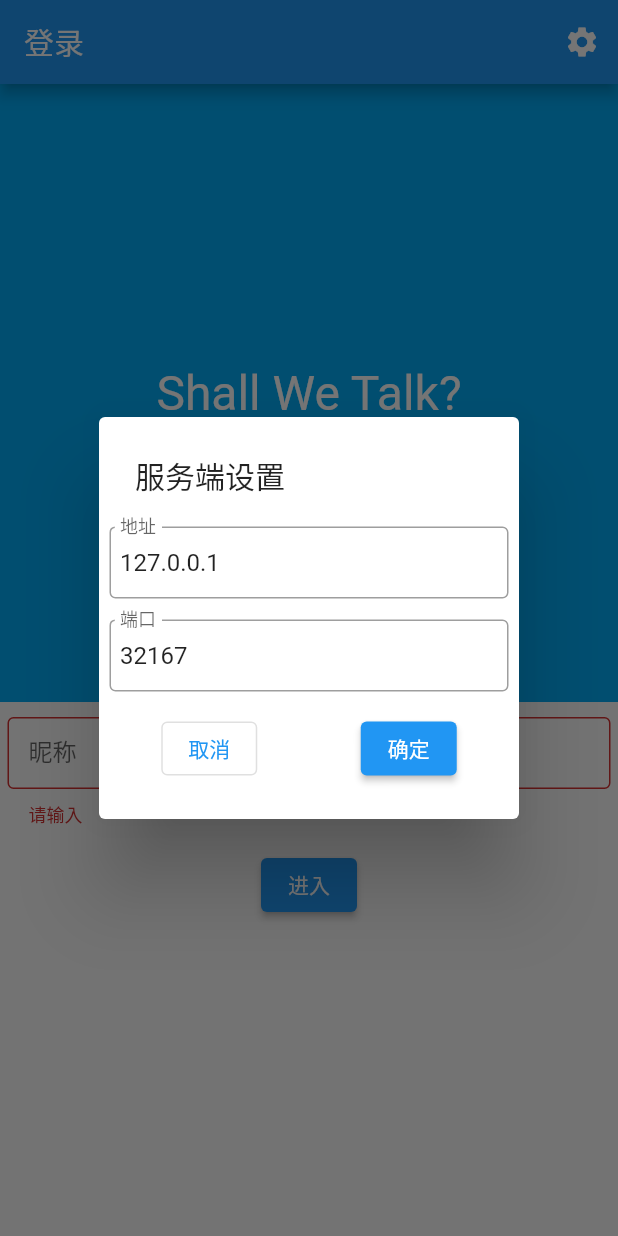
After one commit to fantasy0v0/shall_v_talk_flutter, a Flutter app: the screen it shows after launch, after a tap on the "settings" icon, on a phone screen of 412 x 824 dp. The commit adds this screen. Run offline on Flutter 3.47's test engine with Material 2 defaults, Android fonts, the phone set to English and light mode, and no system bars; our stand-ins replace shared_preferences.

Commit message:
提交登录配置页面。

```diff
--- a/lib/main.dart
+++ b/lib/main.dart
@@ -1,5 +1,5 @@
 import 'package:flutter/material.dart';
-import 'package:shall_v_talk_flutter/pages/Login.dart';
+import 'package:shall_v_talk_flutter/pages/login/Index.dart';
 
 void main() {
   runApp(const MyApp());
@@ -13,6 +13,7 @@
   Widget build(BuildContext context) {
     return MaterialApp(
         title: 'Flutter Demo',
+        debugShowCheckedModeBanner: false,
         theme: ThemeData(
           // This is the theme of your application.
           //
--- /dev/null
+++ b/lib/pages/login/Config.dart
@@ -0,0 +1,88 @@
+import 'package:flutter/material.dart';
+import 'package:shared_preferences/shared_preferences.dart';
+
+import '../../services/Client.dart';
+
+Future<ClientConfig?> showConfigDialog(BuildContext context) {
+  return showDialog<ClientConfig?>(
+      context: context,
+      builder: (_) {
+        return const _LoginConfig();
+      });
+}
+
+class _LoginConfig extends StatefulWidget {
+  const _LoginConfig({Key? key}) : super(key: key);
+
+  @override
+  State<StatefulWidget> createState() {
+    return _LoginConfigState();
+  }
+}
+
+class _LoginConfigState extends State<_LoginConfig> {
+  final _formKey = GlobalKey<FormState>();
+
+  String? _ip;
+
+  String? _port;
+
+  @override
+  void initState() {
+    super.initState();
+    init() async {
+      final prefs = await SharedPreferences.getInstance();
+      _ip = prefs.getString("_ip");
+      _port = prefs.getString("_port");
+      setState(() {
+        _ip = _ip ?? "127.0.0.1";
+        _port = _port ?? "32167";
+      });
+    }
+
+    init();
+  }
+
+  @override
+  Widget build(BuildContext context) {
+    List<Widget> children = [];
+    if (null != _ip && null != _port) {
+      children.add(Form(
+          key: _formKey,
+          child: Padding(
+              padding: const EdgeInsets.all(7),
+              child: Column(children: [
+                buildTextFormField("地址", _ip),
+                buildTextFormField("端口", _port),
+                Row(
+                  mainAxisAlignment: MainAxisAlignment.spaceAround,
+                  children: [
+                    OutlinedButton(
+                      child: const Text("取消"),
+                      onPressed: () {
+                        Navigator.pop(context);
+                      },
+                    ),
+                    ElevatedButton(
+                      child: const Text("确定"),
+                      onPressed: () {},
+                    )
+                  ],
+                )
+              ]))));
+    }
+    return SimpleDialog(title: const Text("服务端设置"), children: children);
+  }
+
+  Widget buildTextFormField(String labelText, String? initialValue) {
+    return Padding(
+      padding: const EdgeInsets.only(bottom: 14),
+      child: TextFormField(
+          initialValue: initialValue,
+          decoration: InputDecoration(
+              border: const OutlineInputBorder(),
+              labelText: labelText,
+              contentPadding: const EdgeInsets.all(7))),
+    );
+  }
+}
--- a/lib/pages/Login.dart
+++ b/lib/pages/login/Index.dart
@@ -1,4 +1,7 @@
 import 'package:flutter/material.dart';
+import 'package:shall_v_talk_flutter/services/Client.dart';
+
+import 'Config.dart';
 
 /// 登录页面
 class LoginPage extends StatefulWidget {
@@ -12,6 +15,8 @@
 
 class _LoginPageState extends State<LoginPage> {
   final _formKey = GlobalKey<FormState>();
+
+  final _client = Client();
 
   bool _loading = false;
 
@@ -49,9 +54,12 @@
                 children: [
                   buildTextFormField("昵称",
                       initialValue: _nickName, onSaved: onUpdateNickName),
-                  ElevatedButton(
+                  Padding(
+                    padding: const EdgeInsets.only(top: 14),
+                    child: ElevatedButton(
                       child: const Text("进入"),
                       onPressed: doLogin,
+                    ),
                   )
                 ],
               ),
@@ -60,7 +68,19 @@
         ));
 
     return Scaffold(
-        appBar: AppBar(title: const Text("登录")),
+        appBar: AppBar(
+          title: const Text("登录"),
+          actions: [
+            IconButton(
+                onPressed: () async {
+                  ClientConfig? config = await showConfigDialog(context);
+                  if (null != config) {
+                    _client.update(config);
+                  }
+                },
+                icon: const Icon(Icons.settings))
+          ],
+        ),
         body: SingleChildScrollView(
           child: Container(
             child: form,
@@ -103,8 +123,7 @@
             labelText: labelText,
             contentPadding: const EdgeInsets.all(14)),
         obscureText: obscureText,
-      onSaved: onSaved,
-    );
+        onSaved: onSaved);
   }
 
   void doLogin() {
--- a/pubspec.yaml
+++ b/pubspec.yaml
@@ -34,6 +34,7 @@
   # The following adds the Cupertino Icons font to your application.
   # Use with the CupertinoIcons class for iOS style icons.
   cupertino_icons: ^1.0.2
+  shared_preferences: ^2.0.13
 
 dev_dependencies:
   flutter_test:
```
Also changed, not shown: lib/services/Client.dart (+43 -9 lines), pubspec.lock. Lines whose indentation alone changed are shown as unchanged.
